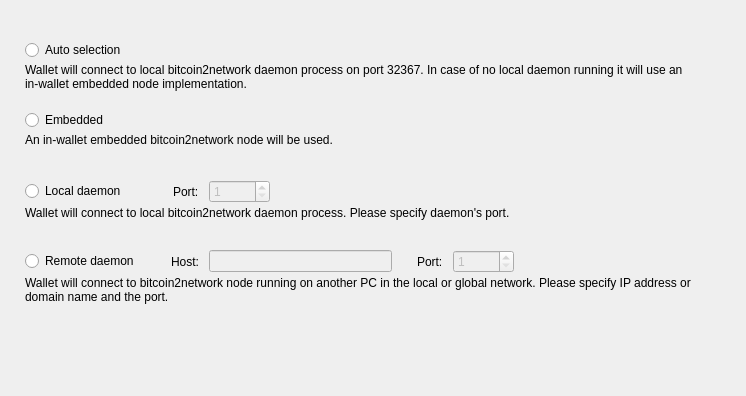
This is src/Gui/Options/ConnectionOptionsFrame.ui in b2n-project/b2n-wallet as Qt 5 draws it before an edit. The edited form follows.
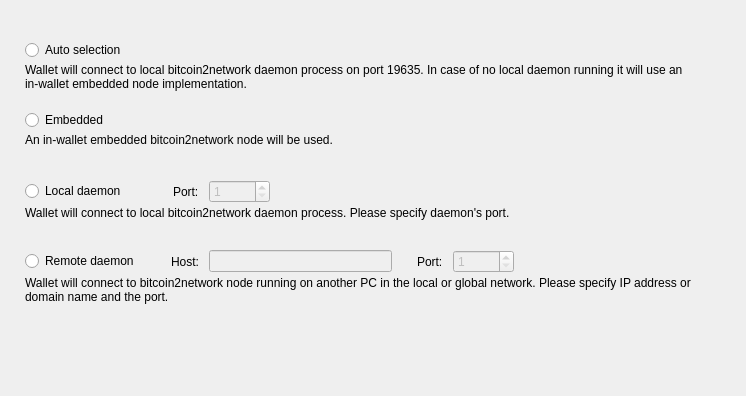
This is the edited form. Custom widgets are drawn as their Qt base class.

What changed in the file:
```diff
--- a/src/Gui/Options/ConnectionOptionsFrame.ui
+++ b/src/Gui/Options/ConnectionOptionsFrame.ui
@@ -81,7 +81,7 @@
       <item alignment="Qt::AlignTop">
        <widget class="WalletGui::WalletSmallGrayTextLabel" name="m_autoHelperLabel">
         <property name="text">
-         <string>Wallet will connect to local bitcoin2network daemon process on port 32367. In case of no local daemon running it will use an in-wallet embedded node implementation.</string>
+         <string>Wallet will connect to local bitcoin2network daemon process on port 19635. In case of no local daemon running it will use an in-wallet embedded node implementation.</string>
         </property>
         <property name="alignment">
          <set>Qt::AlignLeading|Qt::AlignLeft|Qt::AlignTop</set>
```
